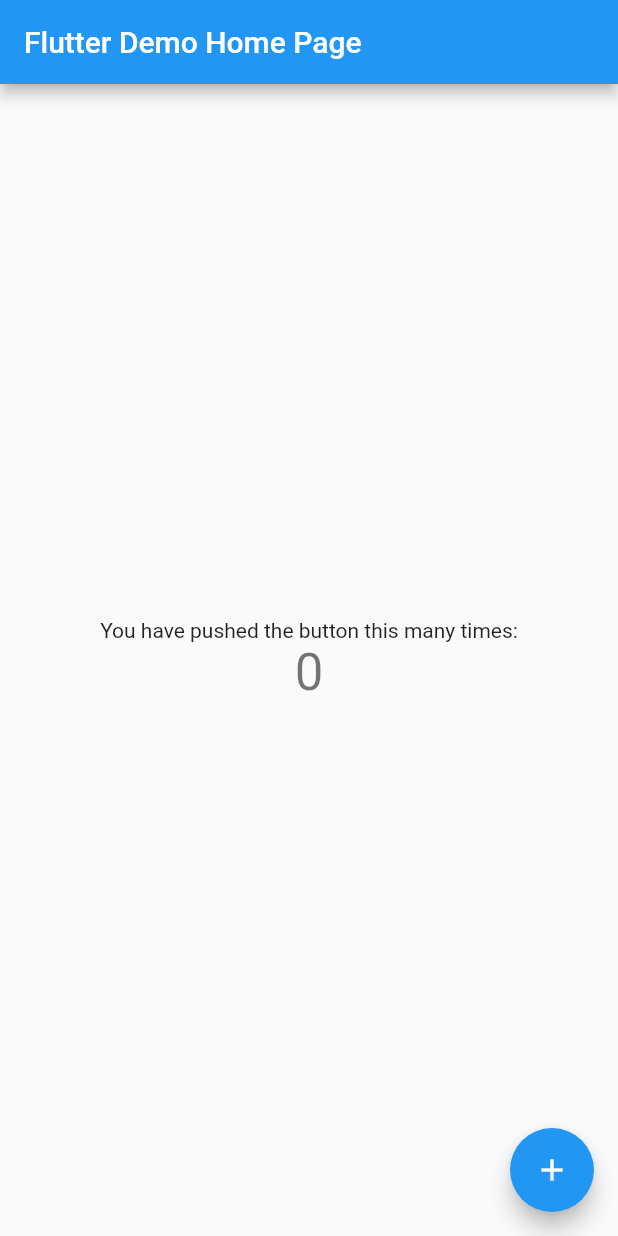
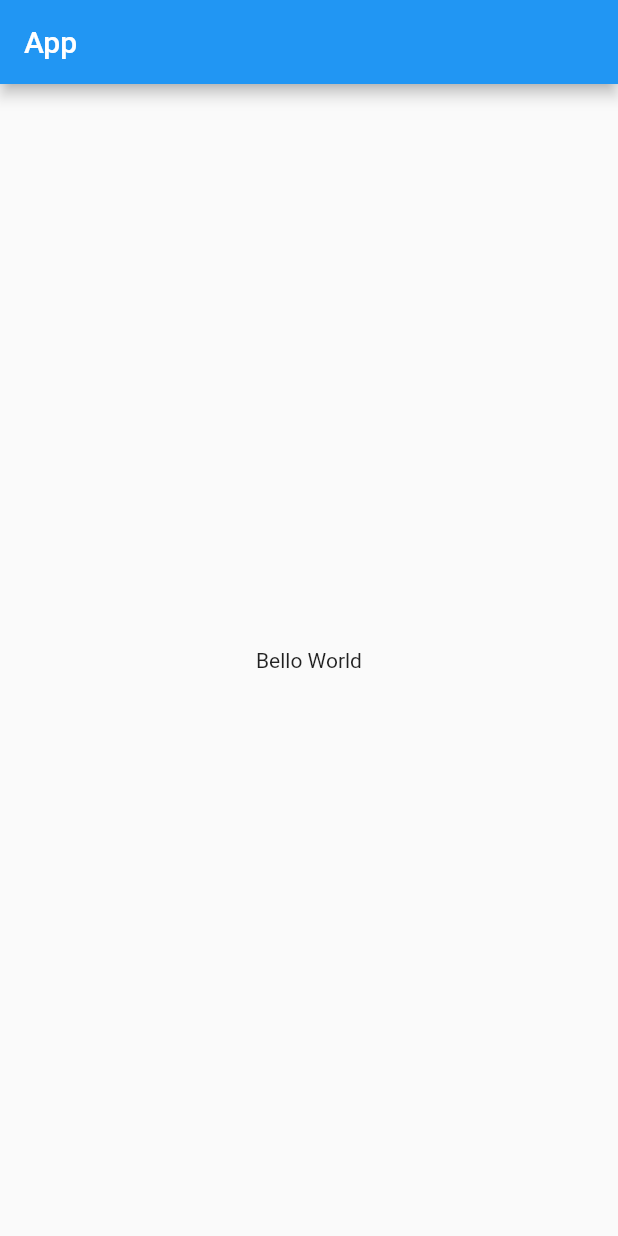
Before and after one commit to kanaydo/flutter-ui-challenge, a Flutter app: the screen it shows after launch, on a phone screen of 412 x 824 dp. Run offline on Flutter 3.47's test engine with Material 2 defaults, Android fonts, the phone set to English and light mode, and no system bars.

Commit message:
cleanup code

```diff
--- a/lib/main.dart
+++ b/lib/main.dart
@@ -5,113 +5,29 @@ void main() {
 }
 
 class MyApp extends StatelessWidget {
-  // This widget is the root of your application.
   @override
   Widget build(BuildContext context) {
     return MaterialApp(
       title: 'Flutter Demo',
       theme: ThemeData(
-        // This is the theme of your application.
-        //
-        // Try running your application with "flutter run". You'll see the
-        // application has a blue toolbar. Then, without quitting the app, try
-        // changing the primarySwatch below to Colors.green and then invoke
-        // "hot reload" (press "r" in the console where you ran "flutter run",
-        // or simply save your changes to "hot reload" in a Flutter IDE).
-        // Notice that the counter didn't reset back to zero; the application
-        // is not restarted.
         primarySwatch: Colors.blue,
-        // This makes the visual density adapt to the platform that you run
-        // the app on. For desktop platforms, the controls will be smaller and
-        // closer together (more dense) than on mobile platforms.
         visualDensity: VisualDensity.adaptivePlatformDensity,
       ),
-      home: MyHomePage(title: 'Flutter Demo Home Page'),
+      home: HomePage(),
     );
   }
 }
 
-class MyHomePage extends StatefulWidget {
-  MyHomePage({Key key, this.title}) : super(key: key);
-
-  // This widget is the home page of your application. It is stateful, meaning
-  // that it has a State object (defined below) that contains fields that affect
-  // how it looks.
-
-  // This class is the configuration for the state. It holds the values (in this
-  // case the title) provided by the parent (in this case the App widget) and
-  // used by the build method of the State. Fields in a Widget subclass are
-  // always marked "final".
-
-  final String title;
-
-  @override
-  _MyHomePageState createState() => _MyHomePageState();
-}
-
-class _MyHomePageState extends State<MyHomePage> {
-  int _counter = 0;
-
-  void _incrementCounter() {
-    setState(() {
-      // This call to setState tells the Flutter framework that something has
-      // changed in this State, which causes it to rerun the build method below
-      // so that the display can reflect the updated values. If we changed
-      // _counter without calling setState(), then the build method would not be
-      // called again, and so nothing would appear to happen.
-      _counter++;
-    });
-  }
-
+class HomePage extends StatelessWidget {
   @override
   Widget build(BuildContext context) {
-    // This method is rerun every time setState is called, for instance as done
-    // by the _incrementCounter method above.
-    //
-    // The Flutter framework has been optimized to make rerunning build methods
-    // fast, so that you can just rebuild anything that needs updating rather
-    // than having to individually change instances of widgets.
     return Scaffold(
       appBar: AppBar(
-        // Here we take the value from the MyHomePage object that was created by
-        // the App.build method, and use it to set our appbar title.
-        title: Text(widget.title),
+        title: Text('App'),
       ),
       body: Center(
-        // Center is a layout widget. It takes a single child and positions it
-        // in the middle of the parent.
-        child: Column(
-          // Column is also a layout widget. It takes a list of children and
-          // arranges them vertically. By default, it sizes itself to fit its
-          // children horizontally, and tries to be as tall as its parent.
-          //
-          // Invoke "debug painting" (press "p" in the console, choose the
-          // "Toggle Debug Paint" action from the Flutter Inspector in Android
-          // Studio, or the "Toggle Debug Paint" command in Visual Studio Code)
-          // to see the wireframe for each widget.
-          //
-          // Column has various properties to control how it sizes itself and
-          // how it positions its children. Here we use mainAxisAlignment to
-          // center the children vertically; the main axis here is the vertical
-          // axis because Columns are vertical (the cross axis would be
-          // horizontal).
-          mainAxisAlignment: MainAxisAlignment.center,
-          children: <Widget>[
-            Text(
-              'You have pushed the button this many times:',
-            ),
-            Text(
-              '$_counter',
-              style: Theme.of(context).textTheme.headline4,
-            ),
-          ],
-        ),
+        child: Text('Bello World'),
       ),
-      floatingActionButton: FloatingActionButton(
-        onPressed: _incrementCounter,
-        tooltip: 'Increment',
-        child: Icon(Icons.add),
-      ), // This trailing comma makes auto-formatting nicer for build methods.
     );
   }
 }
```
